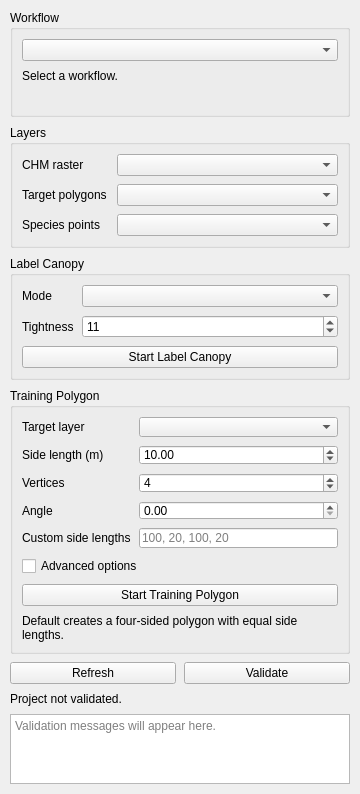
This is forest_labeler_dockwidget_base.ui in sticholas/forestlabeler as Qt 5 draws it before an edit. The edited form follows.
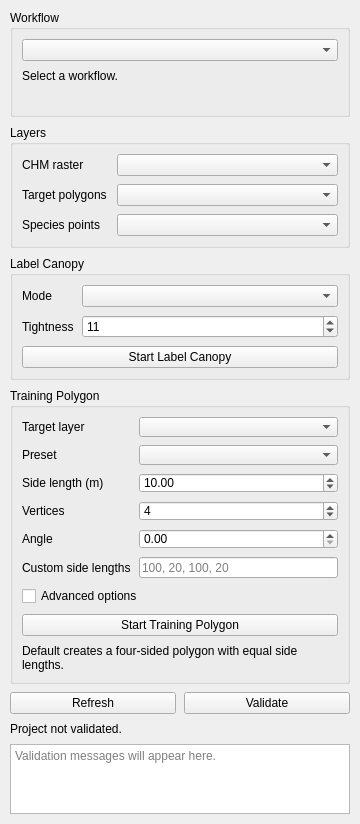
This is the edited form.

Commit message: feat: enrich training polygon workflow

Patch:
```diff
--- a/forest_labeler_dockwidget_base.ui
+++ b/forest_labeler_dockwidget_base.ui
@@ -185,13 +185,23 @@
           <widget class="QComboBox" name="squareTargetLayerComboBox"/>
          </item>
          <item row="1" column="0">
+          <widget class="QLabel" name="trainingPolygonPresetLabel">
+           <property name="text">
+            <string>Preset</string>
+           </property>
+          </widget>
+         </item>
+         <item row="1" column="1">
+          <widget class="QComboBox" name="trainingPolygonPresetComboBox"/>
+         </item>
+         <item row="2" column="0">
          <widget class="QLabel" name="squareSegmentLengthLabel">
            <property name="text">
             <string>Side length (m)</string>
            </property>
           </widget>
          </item>
-         <item row="1" column="1">
+         <item row="2" column="1">
           <widget class="QDoubleSpinBox" name="squareSegmentLengthSpinBox">
            <property name="minimum">
             <double>0.100000000000000</double>
@@ -204,14 +214,14 @@
            </property>
           </widget>
          </item>
-         <item row="2" column="0">
+         <item row="3" column="0">
           <widget class="QLabel" name="squareVertexCountLabel">
            <property name="text">
             <string>Vertices</string>
            </property>
           </widget>
          </item>
-         <item row="2" column="1">
+         <item row="3" column="1">
           <widget class="QSpinBox" name="squareVertexCountSpinBox">
            <property name="minimum">
             <number>3</number>
@@ -224,14 +234,14 @@
            </property>
           </widget>
          </item>
-         <item row="3" column="0">
+         <item row="4" column="0">
           <widget class="QLabel" name="squareAngleLabel">
            <property name="text">
             <string>Angle</string>
            </property>
           </widget>
          </item>
-         <item row="3" column="1">
+         <item row="4" column="1">
           <widget class="QDoubleSpinBox" name="squareAngleSpinBox">
            <property name="minimum">
             <double>0.000000000000000</double>
@@ -244,14 +254,14 @@
            </property>
           </widget>
          </item>
-         <item row="4" column="0">
+         <item row="5" column="0">
           <widget class="QLabel" name="squareCustomSideLengthsLabel">
            <property name="text">
             <string>Custom side lengths</string>
            </property>
           </widget>
          </item>
-         <item row="4" column="1">
+         <item row="5" column="1">
           <widget class="QLineEdit" name="squareCustomSideLengthsLineEdit">
            <property name="placeholderText">
             <string>100, 20, 100, 20</string>
```
The commit also changes 9 other files.
